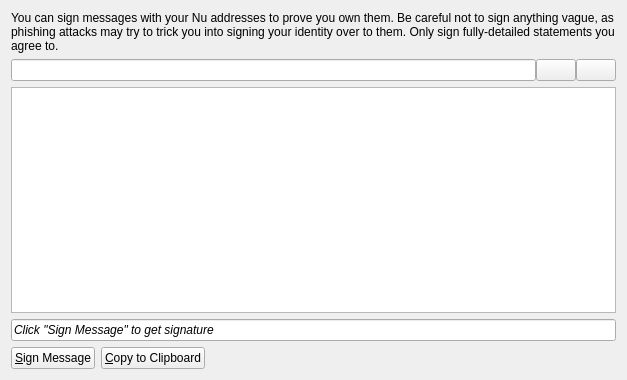
creon-nu/Nu, file src/qt/forms/messagepage.ui: the form before one commit.
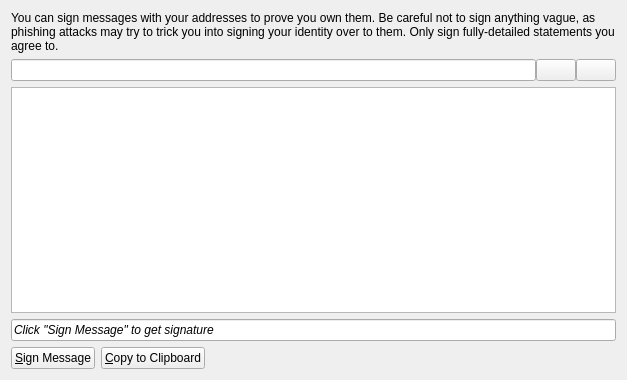
The form after the commit. Icons and pictures are not drawn. Custom widgets are drawn as their Qt base class.

Commit message: remove references to Nu address

Patch:
```diff
--- a/src/qt/forms/messagepage.ui
+++ b/src/qt/forms/messagepage.ui
@@ -17,7 +17,7 @@
    <item>
     <widget class="QLabel" name="labelExplanation">
      <property name="text">
-      <string>You can sign messages with your Nu addresses to prove you own them. Be careful not to sign anything vague, as phishing attacks may try to trick you into signing your identity over to them. Only sign fully-detailed statements you agree to.</string>
+      <string>You can sign messages with your addresses to prove you own them. Be careful not to sign anything vague, as phishing attacks may try to trick you into signing your identity over to them. Only sign fully-detailed statements you agree to.</string>
      </property>
      <property name="textFormat">
       <enum>Qt::AutoText</enum>
```
Left out of the diff: 2 changed lines with no effect on the pictures.
